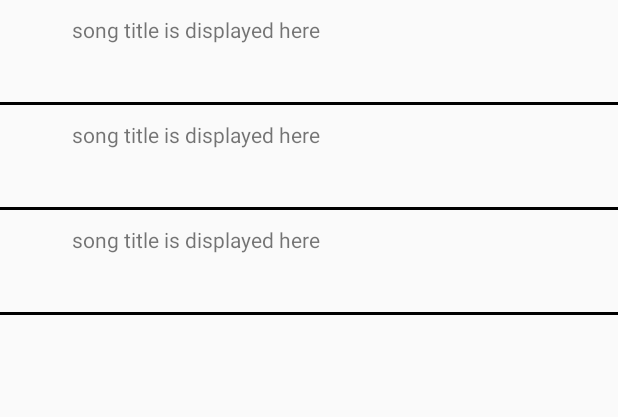
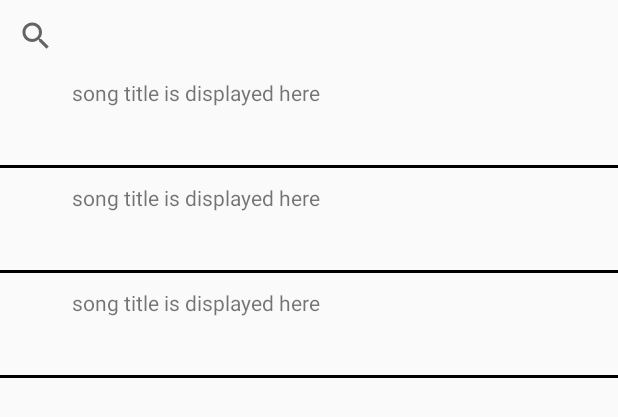
Before and after one commit to dhanasureshr/MusicPlayer, an Android app: the layout fragment_recycler_fragment.xml on its own in the app's theme, with its tools: preview values and no code run, on a phone screen of 412 x 824 dp. Shown: the top 417 px of the screen. Run offline under Robolectric (Android 15) with nearby library versions, the phone set to English and light mode, and no system bars.

```diff
--- a/app/build.gradle
+++ b/app/build.gradle
@@ -7,7 +7,7 @@ android { // main settings for your application
 
     defaultConfig {
         applicationId "com.superpowered.playerexample"
-        minSdkVersion 24
+        minSdkVersion 28
         targetSdk 34
         versionCode 1
         versionName "1.0"
@@ -48,4 +48,5 @@ dependencies {
     implementation "androidx.viewpager2:viewpager2:1.0.0"
     implementation 'com.google.android.material:material:1.10.0'
     implementation "com.google.android.material:material:1.10.0"
+    implementation 'com.android.car.ui:car-ui-lib:2.5.1'
 }
--- a/app/src/main/java/com/superpowered/playerexample/Recycle_adapter.java
+++ b/app/src/main/java/com/superpowered/playerexample/Recycle_adapter.java
@@ -16,6 +16,11 @@ public class Recycle_adapter extends RecyclerView.Adapter<MyViewHolder> {
     public Recycle_adapter(Context context, ArrayList<Raw_audio_tracks> audio_tracks_list) {
         this.context = context;
         this.audio_tracks_list = audio_tracks_list;
+    }
+
+    public void setSongs(ArrayList<Raw_audio_tracks> audio_tracks_list){
+        this.audio_tracks_list = audio_tracks_list;
+        notifyDataSetChanged();
     }
     @NonNull
     @Override
--- a/app/src/main/res/layout/fragment_recycler_fragment.xml
+++ b/app/src/main/res/layout/fragment_recycler_fragment.xml
@@ -6,9 +6,18 @@
 
     tools:context=".Recycler_fragment">
 
+
     <androidx.recyclerview.widget.RecyclerView
         android:id="@+id/frag_recycler"
         android:layout_width="match_parent"
+        android:layout_marginTop="42dp"
         android:layout_height="match_parent"
         tools:listitem="@layout/track_holder" />
+
+    <androidx.appcompat.widget.SearchView
+        android:id="@+id/searchview"
+        android:layout_width="match_parent"
+        android:layout_height="wrap_content" />
+
+
 </FrameLayout>
--- a/app/src/main/res/layout/track_holder.xml
+++ b/app/src/main/res/layout/track_holder.xml
@@ -19,10 +19,10 @@
         android:layout_toEndOf="@+id/album_image" />
 
     <ImageView
-        android:layout_width="112dp"
-        android:layout_height="53dp"
+        android:layout_width="58dp"
+        android:layout_height="50dp"
 
-        android:layout_marginStart="11dp"
+        android:layout_marginStart="27dp"
         android:layout_toEndOf="@+id/song_title" />
 
     <LinearLayout
```
Also changed, not shown: app/src/main/java/com/superpowered/playerexample/FineLocalSongs.java (added, +70 -0 lines), app/src/main/java/com/superpowered/playerexample/MainActivity.java (+6 -4 lines), app/src/main/java/com/superpowered/playerexample/Recycler_fragment.java (+47 -52 lines), 375 other files.
